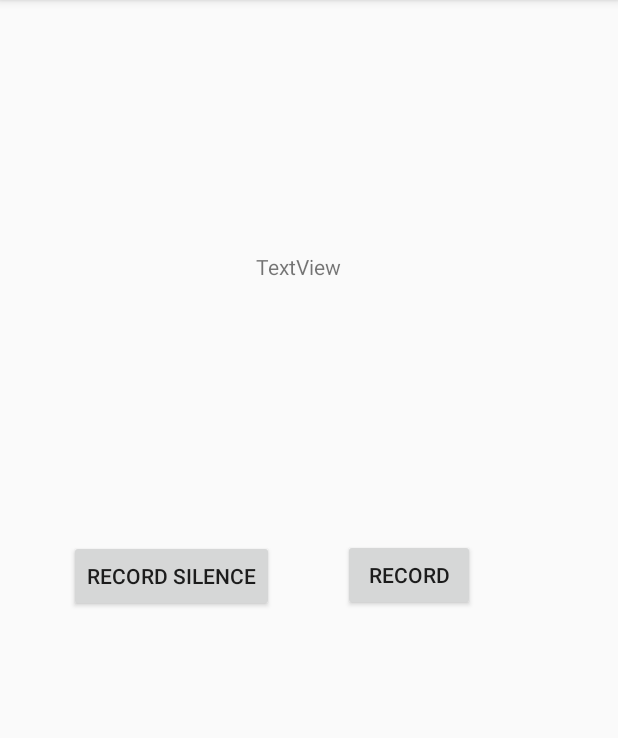
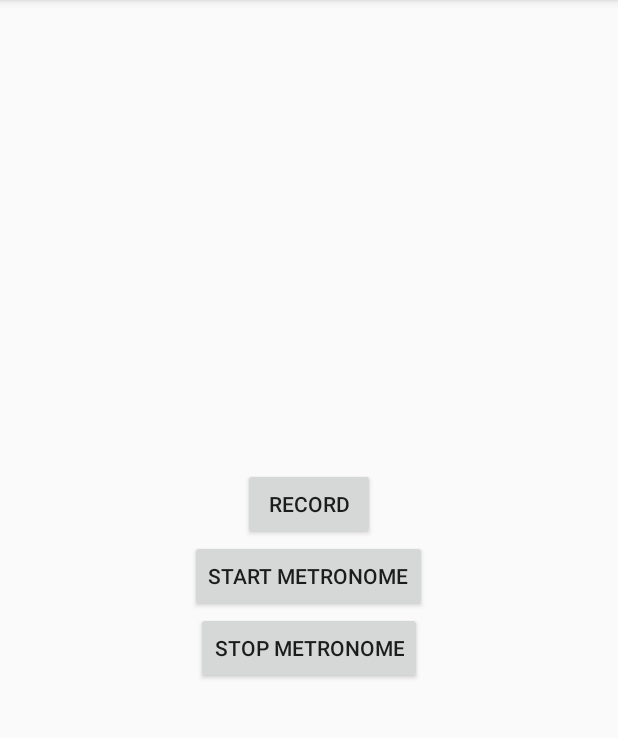
Before and after one commit to MC-Coomber/RhythmNotator, an Android app: the screen it shows after launch (MainActivity), after a tap on "RECORD", on a phone screen of 412 x 824 dp, the part 84-822 px from its top. Run offline under Robolectric (Android 15) with nearby library versions, the phone set to English and light mode, and no system bars.

Commit message:
Created metronome

```diff
--- a/app/build.gradle
+++ b/app/build.gradle
@@ -30,6 +30,7 @@ dependencies {
     implementation 'androidx.core:core-ktx:1.3.2'
     implementation 'androidx.appcompat:appcompat:1.2.0'
     implementation 'androidx.constraintlayout:constraintlayout:2.0.1'
+    implementation "org.jetbrains.kotlinx:kotlinx-coroutines-core:1.4.1"
     testImplementation 'junit:junit:4.12'
     androidTestImplementation 'androidx.test.ext:junit:1.1.2'
     androidTestImplementation 'androidx.test.espresso:espresso-core:3.3.0'
--- a/app/src/main/java/com/example/rhythmnotator/AudioProcessor.kt
+++ b/app/src/main/java/com/example/rhythmnotator/AudioProcessor.kt
@@ -9,7 +9,7 @@ class AudioProcessor (audioData: ShortArray, sampleRate: Int, bpm: Int){
     private val sampleRate = sampleRate
     private val bpm = bpm
     private val barLength = 4
-    private val threshold = 500
+    private val threshold = 250
     private val logTag = "AUDIO"
 
     fun getNoteData() {
@@ -21,11 +21,8 @@ class AudioProcessor (audioData: ShortArray, sampleRate: Int, bpm: Int){
 
     private fun processAudio(audioBuffer: ShortArray): ArrayList<Int> {
         var iterator = 0
-        var sounds = 0
-        val threshold = 450
-        val noAverageSamples = 10
+        val noAverageSamples = 100
         var processedAudio = java.util.ArrayList<Int>()
-        Log.d(logTag, "Recording size: ${audioBuffer.size}")
 
         while(iterator < audioBuffer.size) {
             var newSample = abs(audioBuffer[iterator].toInt())
@@ -37,6 +34,11 @@ class AudioProcessor (audioData: ShortArray, sampleRate: Int, bpm: Int){
                 newSample = total/noAverageSamples
                 processedAudio.add(iterator, newSample)
             } else {
+//                var total = newSample
+//                for (i in 0..iterator) {
+//                    total += abs(audioBuffer[iterator - i].toInt())
+//                }
+//                newSample = total/noAverageSamples
                 processedAudio.add(iterator, newSample)
             }
             iterator++
--- a/app/src/main/java/com/example/rhythmnotator/MainActivity.kt
+++ b/app/src/main/java/com/example/rhythmnotator/MainActivity.kt
@@ -7,26 +7,26 @@ import android.view.View
 
 class MainActivity : AppCompatActivity() {
     val logTag = "MAIN ACTIVITY"
-
-    val recorder: Recorder = Recorder()
+    private lateinit var metronome: Metronome
+    private val recorder: Recorder = Recorder()
     var recording: ShortArray = ShortArray(0)
-    var silence: ShortArray = ShortArray(0)
 
     override fun onCreate(savedInstanceState: Bundle?) {
         super.onCreate(savedInstanceState)
         setContentView(R.layout.activity_main)
-
+        metronome = Metronome(this)
     }
 
     fun onStartClick(view: View) {
         recorder.start()
         recording = recorder.audioBuffer
-
-
     }
 
-    fun onRecordSilenceClick(view: View) {
-        recorder.start()
-        silence = recorder.audioBuffer
+    fun startMetronome(view: View) {
+        metronome.play()
+    }
+
+    fun stopMetronome(view: View) {
+        metronome.stop()
     }
 }
--- /dev/null
+++ b/app/src/main/java/com/example/rhythmnotator/Metronome.kt
@@ -0,0 +1,43 @@
+package com.example.rhythmnotator
+
+import android.content.Context
+import android.media.AudioAttributes
+import android.media.SoundPool
+import kotlinx.coroutines.GlobalScope
+import kotlinx.coroutines.delay
+import kotlinx.coroutines.launch
+import kotlin.properties.Delegates
+
+class Metronome(context: Context) {
+    var soundPool: SoundPool
+    private var id: Int
+    private val bpm = 100
+    private val interval = 60000 / bpm
+    private var isPlaying = false
+
+    init {
+        soundPool = SoundPool.Builder()
+            .setMaxStreams(4) // to prevent delaying the next tick under any circumstances
+            .setAudioAttributes(
+                AudioAttributes.Builder()
+                    .setContentType(AudioAttributes.CONTENT_TYPE_MUSIC)
+                    .build()
+            )
+            .build()
+        id = soundPool.load(context, R.raw.click, 1)
+    }
+
+    fun play() {
+        isPlaying = true
+        GlobalScope.launch {
+            while (isPlaying) {
+                delay(interval.toLong())
+                soundPool.play(id, 1f, 1f, 1, 0, 1F)
+            }
+        }
+    }
+
+    fun stop() {
+        isPlaying = false
+    }
+}
--- a/app/src/main/java/com/example/rhythmnotator/Recorder.kt
+++ b/app/src/main/java/com/example/rhythmnotator/Recorder.kt
@@ -55,7 +55,7 @@ class Recorder {
             )
         )
 
-        val audioProcessor = AudioProcessor(audioBuffer, sampleRate, 120)
+        val audioProcessor = AudioProcessor(audioBuffer, sampleRate, 80)
         audioProcessor.getNoteData()
     }
 
--- a/app/src/main/res/layout/activity_main.xml
+++ b/app/src/main/res/layout/activity_main.xml
@@ -1,9 +1,11 @@
 <?xml version="1.0" encoding="utf-8"?>
-<androidx.constraintlayout.widget.ConstraintLayout xmlns:android="http://schemas.android.com/apk/res/android"
+<LinearLayout xmlns:android="http://schemas.android.com/apk/res/android"
     xmlns:app="http://schemas.android.com/apk/res-auto"
     xmlns:tools="http://schemas.android.com/tools"
     android:layout_width="match_parent"
     android:layout_height="match_parent"
+    android:gravity="center"
+    android:orientation="vertical"
     tools:context=".MainActivity">
 
     <Button
@@ -11,33 +13,20 @@
         android:layout_width="wrap_content"
         android:layout_height="wrap_content"
         android:onClick="onStartClick"
-        android:text="Record"
-        app:layout_constraintBottom_toBottomOf="parent"
-        app:layout_constraintEnd_toEndOf="parent"
-        app:layout_constraintHorizontal_bias="0.705"
-        app:layout_constraintStart_toStartOf="parent"
-        app:layout_constraintTop_toTopOf="parent"
-        app:layout_constraintVertical_bias="0.499" />
+        android:text="Record" />
 
     <Button
-        android:id="@+id/silence"
+        android:id="@+id/metronome_start"
         android:layout_width="wrap_content"
         android:layout_height="wrap_content"
-        android:text="Record silence"
-        app:layout_constraintBottom_toBottomOf="parent"
-        app:layout_constraintEnd_toStartOf="@+id/start"
-        app:layout_constraintStart_toStartOf="parent"
-        app:layout_constraintTop_toTopOf="parent"
-        android:onClick="onRecordSilenceClick"/>
+        android:onClick="startMetronome"
+        android:text="Start Metronome" />
 
-    <TextView
-        android:id="@+id/feedback"
+    <Button
+        android:id="@+id/button"
         android:layout_width="wrap_content"
         android:layout_height="wrap_content"
-        android:layout_marginTop="168dp"
-        android:text="TextView"
-        app:layout_constraintEnd_toEndOf="parent"
-        app:layout_constraintHorizontal_bias="0.481"
-        app:layout_constraintStart_toStartOf="parent"
-        app:layout_constraintTop_toTopOf="parent" />
-</androidx.constraintlayout.widget.ConstraintLayout>
+        android:onClick="stopMetronome"
+        android:text="Stop metronome" />
+
+</LinearLayout>
```
Also changed, not shown: 1 other file.
